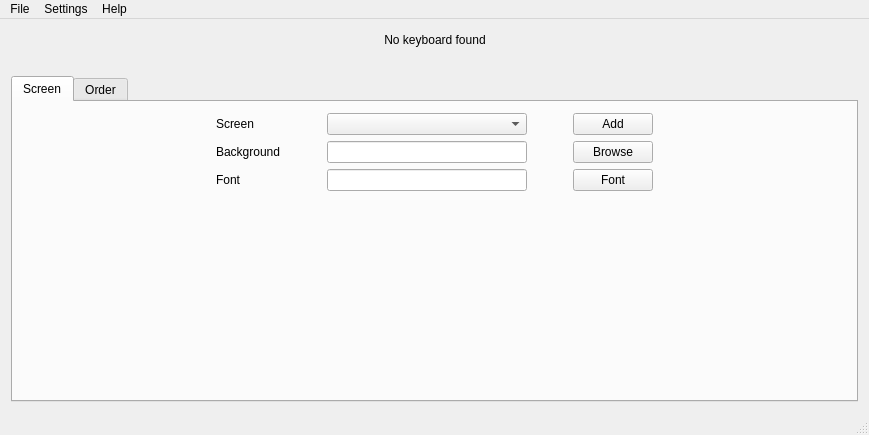
Before: the Qt Designer form Hardware Monitor Applet/GUI/mainwindow.ui in jimmyd-be/Hardware-Monitor-Applet, drawn with Qt 5.
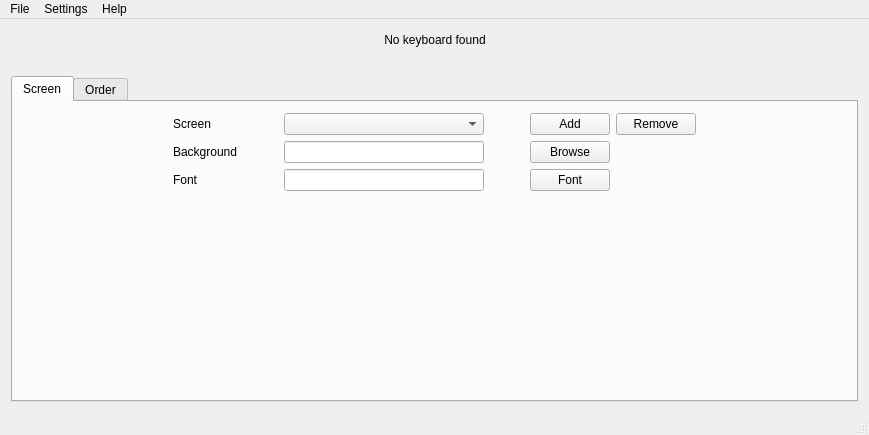
After: the same form once the commit is applied.

Patch:
```diff
--- a/Hardware Monitor Applet/GUI/mainwindow.ui
+++ b/Hardware Monitor Applet/GUI/mainwindow.ui
@@ -82,7 +82,7 @@
        </attribute>
        <layout class="QVBoxLayout" name="verticalLayout_6">
         <item>
-         <layout class="QHBoxLayout" name="horizontalLayout_2">
+         <layout class="QHBoxLayout" name="horizontalLayout_4">
           <item>
            <spacer name="horizontalSpacer_5">
             <property name="orientation">
@@ -183,30 +183,75 @@
           <item>
            <layout class="QVBoxLayout" name="verticalLayout_2">
             <item>
-             <widget class="QPushButton" name="addScreenButton">
-              <property name="text">
-               <string>Add</string>
-              </property>
-             </widget>
+             <layout class="QHBoxLayout" name="horizontalLayout_2">
+              <item>
+               <widget class="QPushButton" name="addScreenButton">
+                <property name="text">
+                 <string>Add</string>
+                </property>
+               </widget>
+              </item>
+              <item>
+               <widget class="QPushButton" name="removeScreenButton">
+                <property name="text">
+                 <string>Remove</string>
+                </property>
+               </widget>
+              </item>
+             </layout>
             </item>
             <item>
-             <widget class="QPushButton" name="backgroundBrowseButton">
-              <property name="text">
-               <string>Browse</string>
-              </property>
-             </widget>
+             <layout class="QHBoxLayout" name="horizontalLayout_3">
+              <item>
+               <widget class="QPushButton" name="backgroundBrowseButton">
+                <property name="text">
+                 <string>Browse</string>
+                </property>
+               </widget>
+              </item>
+              <item>
+               <spacer name="horizontalSpacer_6">
+                <property name="orientation">
+                 <enum>Qt::Horizontal</enum>
+                </property>
+                <property name="sizeHint" stdset="0">
+                 <size>
+                  <width>40</width>
+                  <height>20</height>
+                 </size>
+                </property>
+               </spacer>
+              </item>
+             </layout>
             </item>
             <item>
-             <widget class="QPushButton" name="fontButton">
-              <property name="text">
-               <string>Font</string>
-              </property>
-             </widget>
+             <layout class="QHBoxLayout" name="horizontalLayout_5">
+              <item>
+               <widget class="QPushButton" name="fontButton">
+                <property name="text">
+                 <string>Font</string>
+                </property>
+               </widget>
+              </item>
+              <item>
+               <spacer name="horizontalSpacer_7">
+                <property name="orientation">
+                 <enum>Qt::Horizontal</enum>
+                </property>
+                <property name="sizeHint" stdset="0">
+                 <size>
+                  <width>40</width>
+                  <height>20</height>
+                 </size>
+                </property>
+               </spacer>
+              </item>
+             </layout>
             </item>
            </layout>
           </item>
           <item>
-           <spacer name="horizontalSpacer_6">
+           <spacer name="horizontalSpacer_8">
             <property name="orientation">
              <enum>Qt::Horizontal</enum>
             </property>
```
Left out of the diff: 2 changed lines with no effect on the pictures.
